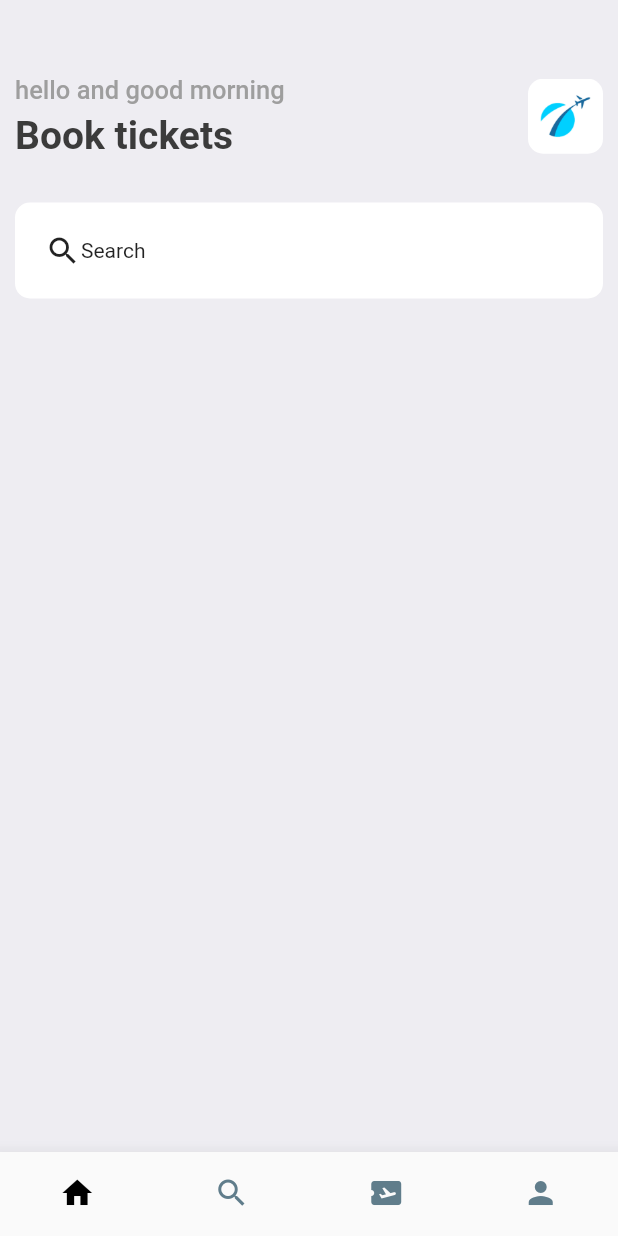
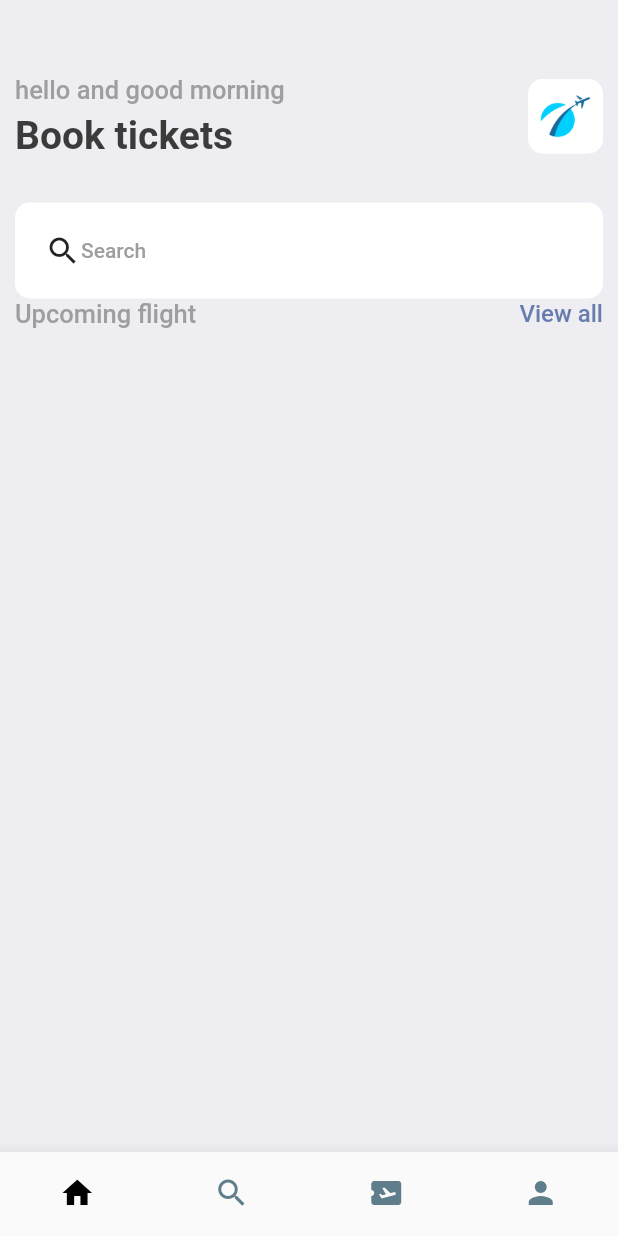
Before and after one commit to alvinwarui29/ticketFlutter, a Flutter app: the screen it shows after launch, on a phone screen of 412 x 824 dp. Run offline on Flutter 3.47's test engine with Material 2 defaults, Android fonts, the phone set to English and light mode, and no system bars.

Commit message:
add the next section

```diff
--- a/lib/screens/home_screen.dart
+++ b/lib/screens/home_screen.dart
@@ -52,11 +52,23 @@ class HomeScreen extends StatelessWidget {
                   ),
                   padding: const EdgeInsets.all(20),
                   child: Row(
-                    children: const [
-                      Icon(Icons.search),
-                      Text("Search"),
+                    children: [
+                      const Icon(Icons.search),
+                      Text("Search", style: Styles.headLine4),
                     ],
                   ),
+                ),
+                Row(
+                  mainAxisAlignment: MainAxisAlignment.spaceBetween,
+                  children: [
+                    Text(
+                      'Upcoming flight',
+                      style: Styles.headLine3,
+                    ),
+                    Text('View all',
+                        style: Styles.textStyle
+                            .copyWith(color: Styles.primaryColor)),
+                  ],
                 )
               ],
             ),
```
